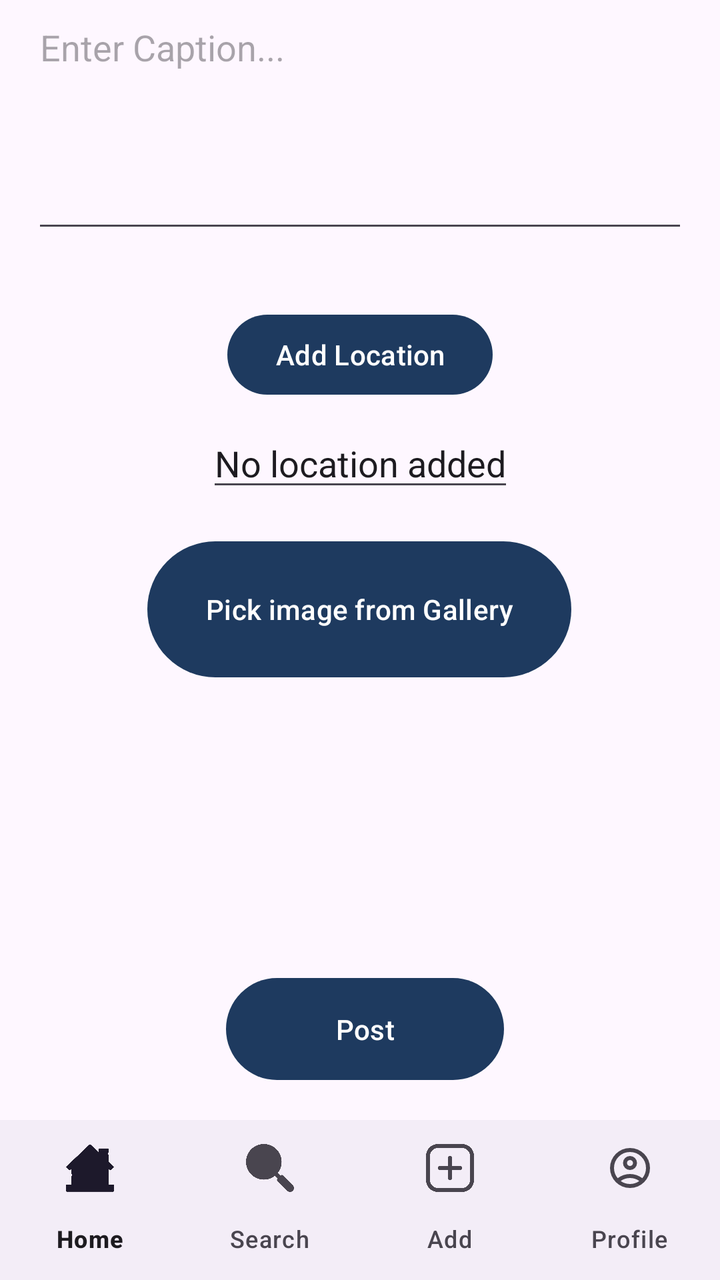
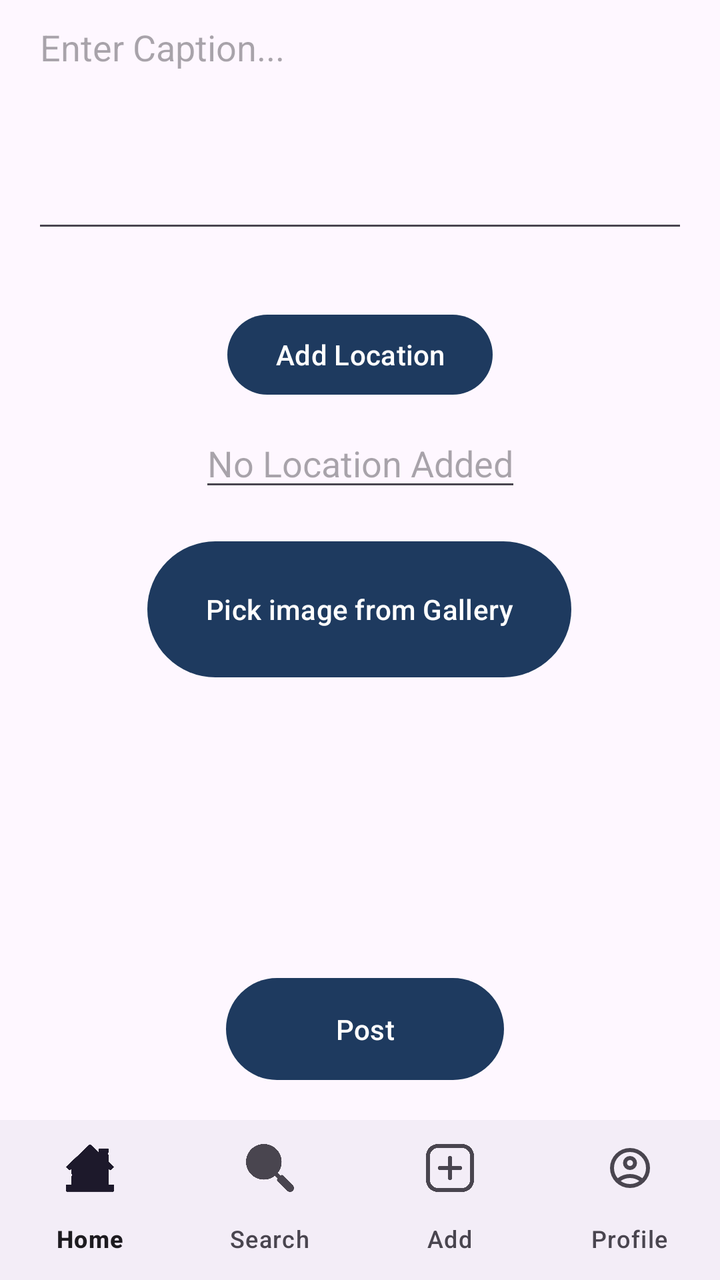

Screens rendered from an Android XML layout before and after an edit, with the pre-edit source and the edit as a unified diff.
<!-- AndroidManifest.xml: application theme Theme.WooferProject -->
<!-- res/layout/post_page.xml -->
<androidx.constraintlayout.widget.ConstraintLayout
    xmlns:android="http://schemas.android.com/apk/res/android"
    xmlns:app="http://schemas.android.com/apk/res-auto"
    xmlns:tools="http://schemas.android.com/tools"
    android:layout_width="match_parent"
    android:layout_height="match_parent">


    <EditText
        android:id="@+id/addText"
        android:layout_width="0dp"
        android:layout_height="120dp"
        android:ems="10"
        android:gravity="start|top"
        android:inputType="textMultiLine"
        android:hint="Enter Caption..."
        app:layout_constraintTop_toTopOf="parent"
        app:layout_constraintBottom_toTopOf="@+id/locationButt"
        app:layout_constraintStart_toStartOf="parent"
        app:layout_constraintEnd_toEndOf="parent"
        app:layout_constraintVertical_chainStyle="packed"
        android:layout_margin="16dp"/>


    <Button
        android:id="@+id/locationButt"
        android:layout_width="wrap_content"
        android:layout_height="wrap_content"
        android:text="Add Location"
        app:layout_constraintTop_toBottomOf="@id/addText"
        app:layout_constraintBottom_toTopOf="@+id/location"
        app:layout_constraintStart_toStartOf="parent"
        app:layout_constraintEnd_toEndOf="parent"
        android:layout_marginTop="16dp"/>


    <EditText
        android:id="@+id/location"
        android:layout_width="wrap_content"
        android:layout_height="wrap_content"
        android:text="No location added"
        app:layout_constraintTop_toBottomOf="@id/locationButt"
        app:layout_constraintBottom_toTopOf="@+id/imageButt"
        app:layout_constraintStart_toStartOf="parent"
        app:layout_constraintEnd_toEndOf="parent"
        android:layout_marginTop="8dp"/>


    <Button
        android:id="@+id/imageButt"
        android:layout_width="212dp"
        android:layout_height="76dp"
        android:layout_marginTop="16dp"
        android:text="Pick image from Gallery"
        app:layout_constraintBottom_toTopOf="@+id/imageView"
        app:layout_constraintEnd_toEndOf="parent"
        app:layout_constraintHorizontal_bias="0.497"
        app:layout_constraintStart_toStartOf="parent"
        app:layout_constraintTop_toBottomOf="@id/location" />

    <ImageView
        android:id="@+id/imageView"
        android:layout_width="0dp"
        android:layout_height="200dp"
        android:layout_margin="16dp"
        android:scaleType="centerCrop"
        app:layout_constraintBottom_toTopOf="@+id/navigationBar"
        app:layout_constraintEnd_toEndOf="parent"
        app:layout_constraintStart_toStartOf="parent"
        app:layout_constraintTop_toBottomOf="@id/imageButt" />

    <Button
        android:id="@+id/postButton"
        android:layout_width="139dp"
        android:layout_height="59dp"
        android:layout_marginBottom="16dp"
        android:text="Post"
        app:layout_constraintBottom_toTopOf="@id/navigationBar"
        app:layout_constraintEnd_toEndOf="parent"
        app:layout_constraintHorizontal_bias="0.511"
        app:layout_constraintStart_toStartOf="parent" />

    <com.google.android.material.bottomnavigation.BottomNavigationView
        android:id="@+id/navigationBar"
        android:layout_width="match_parent"
        android:layout_height="wrap_content"
        app:labelVisibilityMode="labeled"
        app:menu="@menu/bottom_menu"
        app:layout_constraintBottom_toBottomOf="parent" />


</androidx.constraintlayout.widget.ConstraintLayout>
<!-- resources referenced by this layout -->
<resources>
  <style name="Theme.WooferProject" parent="Base.Theme.WooferProject" />
  <style name="Base.Theme.WooferProject" parent="Theme.Material3.DayNight.NoActionBar">
          
          <item name="colorPrimary">@color/magnet_blue</item>
          <item name="colorOnPrimary">@color/white</item>
          <item name="colorPrimaryContainer">@color/magnet_blue</item>
          <item name="colorOnPrimaryContainer">@color/white</item>
      </style>
  <color name="magnet_blue">#1E3A5F</color>
  <color name="white">#FFFFFFFF</color>
</resources>

<!-- the commit's change to res/layout/post_page.xml (unified diff, before → after) -->
@@ -38,7 +38,7 @@
         android:id="@+id/location"
         android:layout_width="wrap_content"
         android:layout_height="wrap_content"
-        android:text="No location added"
+        android:hint="No Location Added"
         app:layout_constraintTop_toBottomOf="@id/locationButt"
         app:layout_constraintBottom_toTopOf="@+id/imageButt"
         app:layout_constraintStart_toStartOf="parent"
